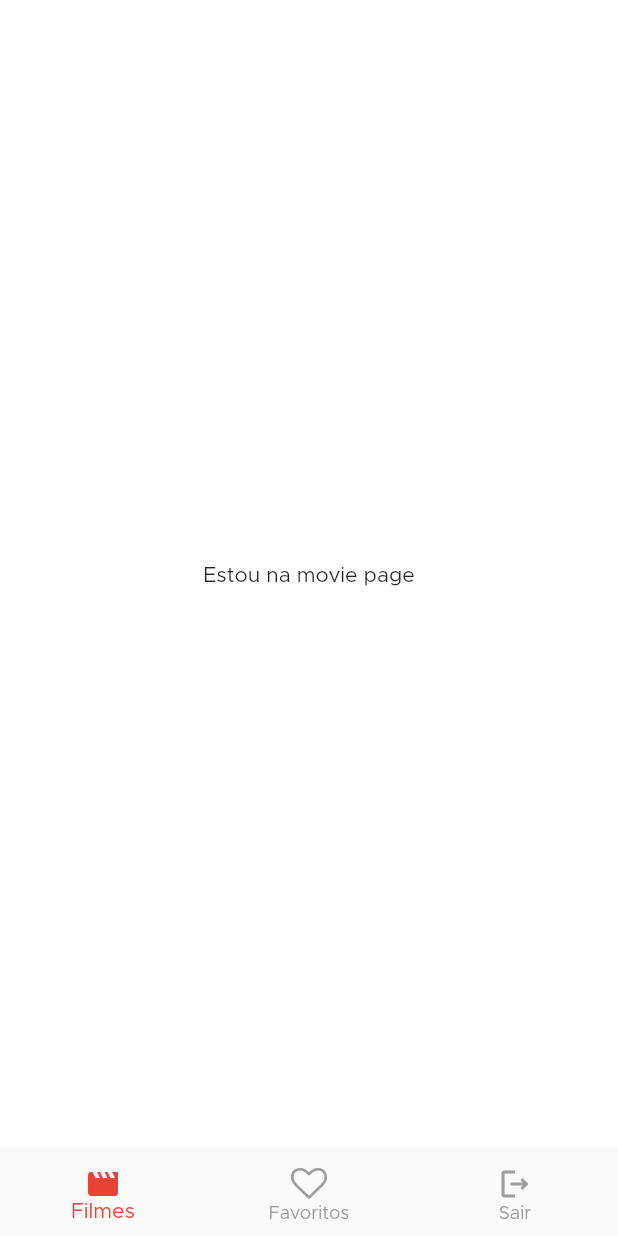
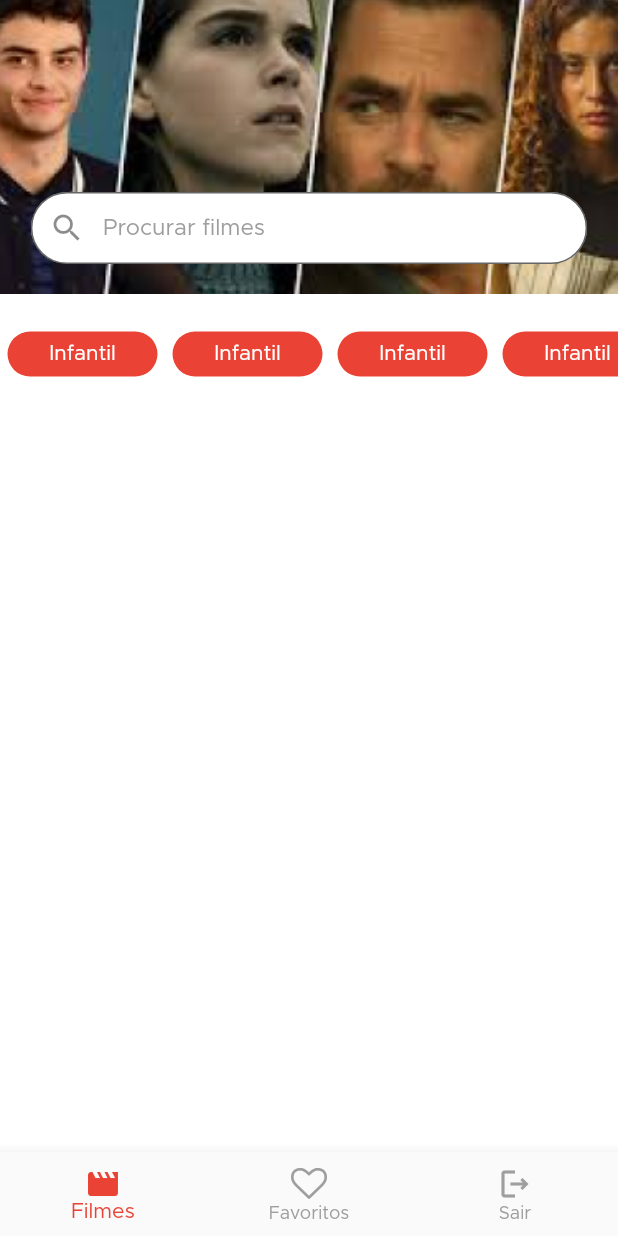
Before and after one commit to FilipeH14/app_dw_movies, a Flutter app: the screen it shows once a user with an empty profile is signed in, on a phone screen of 412 x 824 dp. Run offline on Flutter 3.47's test engine with Material 2 defaults, Android fonts, the light colour scheme and no system bars; our stand-ins replace firebase_auth, firebase_core, firebase_remote_config, flutter_signin_button, get, google_sign_in; accounts and stored records are empty.

Commit message:
layout header e filtros

```diff
--- a/lib/app/modules/movies/movies_page.dart
+++ b/lib/app/modules/movies/movies_page.dart
@@ -1,13 +1,20 @@
+import 'package:app_dw_movies/app/modules/movies/widgets/movies_filters.dart';
+import 'package:app_dw_movies/app/modules/movies/widgets/movies_header.dart';
 import 'package:flutter/material.dart';
+import 'package:get/get.dart';
 
 class MoviesPage extends StatelessWidget {
   const MoviesPage({Key? key}) : super(key: key);
 
   @override
   Widget build(BuildContext context) {
-    return const Scaffold(
-      body: Center(
-        child: Text('Estou na movie page'),
+    return SizedBox(
+      height: Get.height,
+      child: ListView(
+        children: const [
+          MoviesHeader(),
+          MoviesFilters(),
+        ],
       ),
     );
   }
--- /dev/null
+++ b/lib/app/modules/movies/widgets/filter_tag.dart
@@ -0,0 +1,29 @@
+import 'package:flutter/material.dart';
+
+import 'package:app_dw_movies/application/ui/theme_extensions.dart';
+
+class FilterTag extends StatelessWidget {
+  const FilterTag({Key? key}) : super(key: key);
+
+  @override
+  Widget build(BuildContext context) {
+    return Container(
+      margin: const EdgeInsets.all(5),
+      constraints: const BoxConstraints(minWidth: 100, minHeight: 30),
+      decoration: BoxDecoration(
+        color: context.themeRed,
+        borderRadius: BorderRadius.circular(30),
+      ),
+      child: const Align(
+        alignment: Alignment.center,
+        child: Text(
+          'Infantil',
+          style: TextStyle(
+            color: Colors.white,
+            fontSize: 14,
+          ),
+        ),
+      ),
+    );
+  }
+}
--- /dev/null
+++ b/lib/app/modules/movies/widgets/movies_filters.dart
@@ -0,0 +1,30 @@
+import 'package:app_dw_movies/app/modules/movies/widgets/filter_tag.dart';
+import 'package:flutter/material.dart';
+
+class MoviesFilters extends StatelessWidget {
+  const MoviesFilters({Key? key}) : super(key: key);
+
+  @override
+  Widget build(BuildContext context) {
+    return Padding(
+      padding: const EdgeInsets.only(top: 20),
+      child: SingleChildScrollView(
+        scrollDirection: Axis.horizontal,
+        child: Row(
+          children: const [
+            FilterTag(),
+            FilterTag(),
+            FilterTag(),
+            FilterTag(),
+            FilterTag(),
+            FilterTag(),
+            FilterTag(),
+            FilterTag(),
+            FilterTag(),
+            FilterTag(),
+          ],
+        ),
+      ),
+    );
+  }
+}
--- /dev/null
+++ b/lib/app/modules/movies/widgets/movies_header.dart
@@ -0,0 +1,44 @@
+import 'package:flutter/material.dart';
+import 'package:get/get.dart';
+
+class MoviesHeader extends StatelessWidget {
+  const MoviesHeader({Key? key}) : super(key: key);
+
+  @override
+  Widget build(BuildContext context) {
+    return SizedBox(
+      width: Get.width,
+      height: 196,
+      child: Stack(
+        alignment: Alignment.bottomCenter,
+        children: [
+          SizedBox(
+            width: Get.width,
+            child: Image.asset(
+              'assets/images/header.png',
+              fit: BoxFit.cover,
+            ),
+          ),
+          Container(
+            width: Get.width * .9,
+            padding: const EdgeInsets.only(bottom: 20),
+            child: TextField(
+              decoration: InputDecoration(
+                border: OutlineInputBorder(
+                  borderRadius: BorderRadius.circular(30),
+                ),
+                filled: true,
+                fillColor: Colors.white,
+                prefixIcon: const Icon(Icons.search),
+                contentPadding: EdgeInsets.zero,
+                floatingLabelBehavior: FloatingLabelBehavior.never,
+                labelStyle: const TextStyle(fontSize: 15, color: Colors.grey),
+                labelText: 'Procurar filmes',
+              ),
+            ),
+          ),
+        ],
+      ),
+    );
+  }
+}
```
